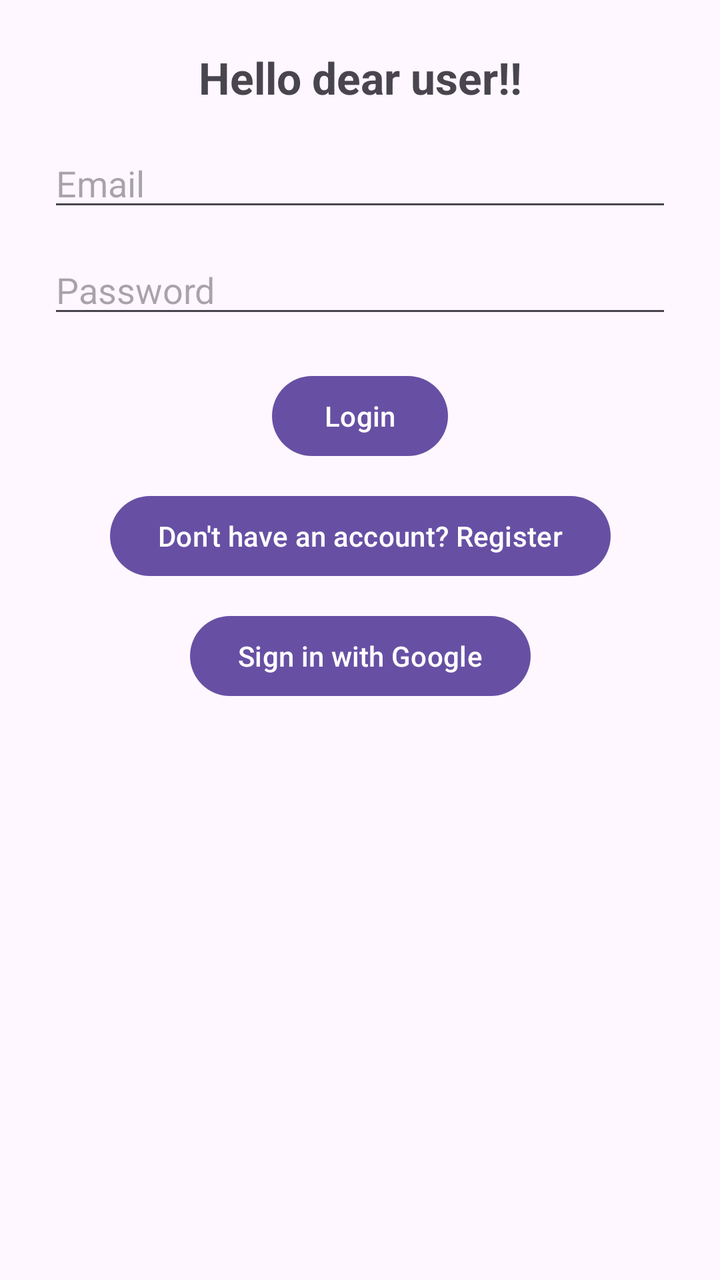
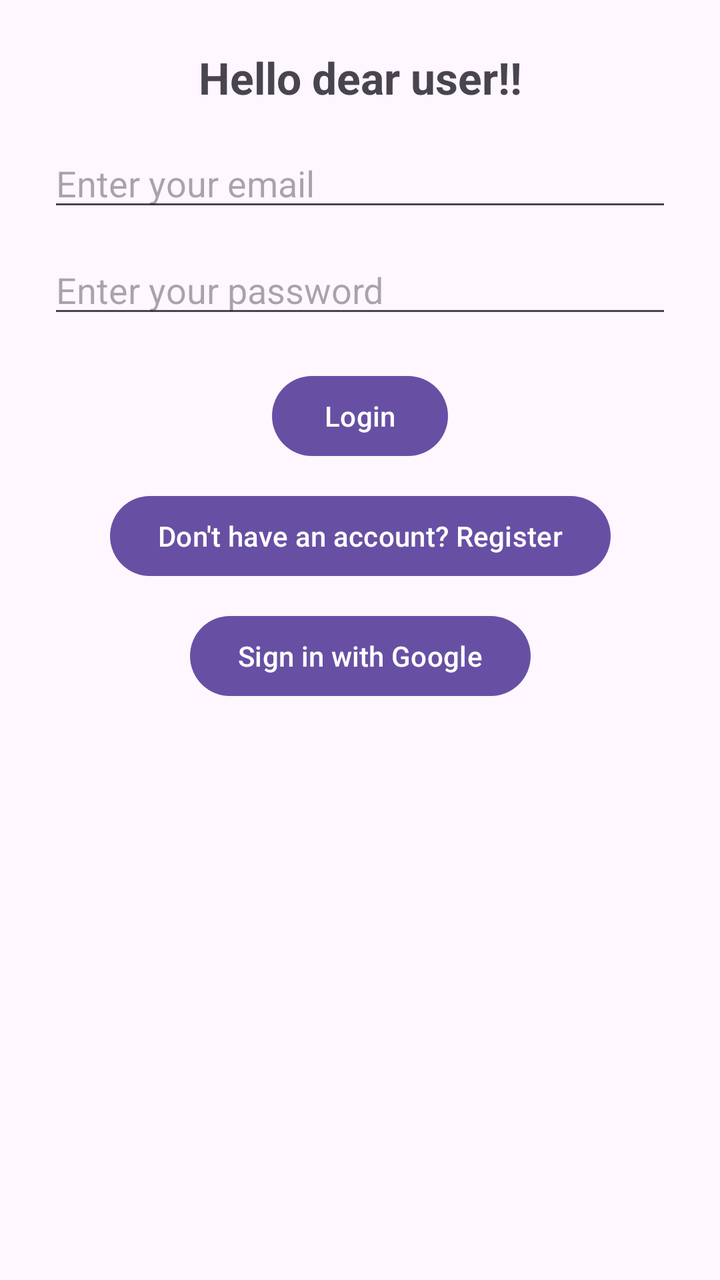

Before-and-after screenshots of an Android layout around one commit, followed by the original layout XML and the change that was made.
<!-- AndroidManifest.xml: application theme Theme.RuleOfTheDay333 -->
<!-- res/layout/activity_login.xml -->
<?xml version="1.0" encoding="utf-8"?>
<androidx.constraintlayout.widget.ConstraintLayout
    xmlns:android="http://schemas.android.com/apk/res/android"
    xmlns:app="http://schemas.android.com/apk/res-auto"
    xmlns:tools="http://schemas.android.com/tools"
    android:id="@+id/container"
    android:layout_width="match_parent"
    android:layout_height="match_parent"
    android:padding="24dp"
    tools:context=".ui.login.LoginActivity">

    <TextView
        android:id="@+id/textHello"
        android:layout_width="wrap_content"
        android:layout_height="wrap_content"
        android:text="Hello dear user!!"
        android:textSize="22sp"
        android:textStyle="bold"
        app:layout_constraintBottom_toTopOf="@id/username"
        app:layout_constraintEnd_toEndOf="parent"
        app:layout_constraintStart_toStartOf="parent"
        app:layout_constraintTop_toTopOf="parent"
        app:layout_constraintVertical_bias="0.2"/>

    <EditText
        android:id="@+id/username"
        android:layout_width="0dp"
        android:layout_height="wrap_content"
        android:hint="@string/prompt_email"
        android:inputType="textEmailAddress"
        android:layout_marginTop="16dp"
        app:layout_constraintTop_toBottomOf="@id/textHello"
        app:layout_constraintStart_toStartOf="parent"
        app:layout_constraintEnd_toEndOf="parent"/>

    <EditText
        android:id="@+id/password"
        android:layout_width="0dp"
        android:layout_height="wrap_content"
        android:hint="@string/prompt_password"
        android:inputType="textPassword"
        android:layout_marginTop="12dp"
        app:layout_constraintTop_toBottomOf="@id/username"
        app:layout_constraintStart_toStartOf="parent"
        app:layout_constraintEnd_toEndOf="parent"/>

    <Button
        android:id="@+id/buttonLogin"
        android:layout_width="wrap_content"
        android:layout_height="wrap_content"
        android:text="Login"
        android:layout_marginTop="20dp"
        app:layout_constraintTop_toBottomOf="@id/password"
        app:layout_constraintStart_toStartOf="parent"
        app:layout_constraintEnd_toEndOf="parent"/>

    <Button
        android:id="@+id/buttonRegister"
        android:layout_width="wrap_content"
        android:layout_height="wrap_content"
        android:text="Don't have an account? Register"
        android:layout_marginTop="12dp"
        app:layout_constraintTop_toBottomOf="@id/buttonLogin"
        app:layout_constraintStart_toStartOf="parent"
        app:layout_constraintEnd_toEndOf="parent"/>

    <Button
        android:id="@+id/buttonGoogle"
        android:layout_width="wrap_content"
        android:layout_height="wrap_content"
        android:text="Sign in with Google"
        android:layout_marginTop="12dp"
        app:layout_constraintTop_toBottomOf="@id/buttonRegister"
        app:layout_constraintStart_toStartOf="parent"
        app:layout_constraintEnd_toEndOf="parent"/>

    <ProgressBar
        android:id="@+id/loading"
        android:layout_width="wrap_content"
        android:layout_height="wrap_content"
        android:visibility="gone"
        app:layout_constraintTop_toBottomOf="@id/buttonGoogle"
        app:layout_constraintStart_toStartOf="parent"
        app:layout_constraintEnd_toEndOf="parent"
        android:layout_marginTop="20dp"/>

</androidx.constraintlayout.widget.ConstraintLayout>
<!-- resources referenced by this layout -->
<resources>
  <string name="prompt_email">Email</string>
  <string name="prompt_password">Password</string>
  <style name="Theme.RuleOfTheDay333" parent="Base.Theme.RuleOfTheDay333" />
  <style name="Base.Theme.RuleOfTheDay333" parent="Theme.Material3.DayNight.NoActionBar">
          
          
      </style>
</resources>

<!-- the commit's change to res/layout/activity_login.xml (unified diff, before → after) -->
@@ -26,6 +26,7 @@
         android:id="@+id/username"
         android:layout_width="0dp"
         android:layout_height="wrap_content"
+        android:autofillHints=""
         android:hint="@string/prompt_email"
         android:inputType="textEmailAddress"
         android:layout_marginTop="16dp"
@@ -37,6 +38,7 @@
         android:id="@+id/password"
         android:layout_width="0dp"
         android:layout_height="wrap_content"
+        android:autofillHints=""
         android:hint="@string/prompt_password"
         android:inputType="textPassword"
         android:layout_marginTop="12dp"
<!-- resource entries referenced after the edit -->
@@ -1,7 +1,7 @@
 <!-- resources referenced by this layout -->
 <resources>
-  <string name="prompt_email">Email</string>
-  <string name="prompt_password">Password</string>
+  <string name="prompt_email">Enter your email</string>
+  <string name="prompt_password">Enter your password</string>
   <style name="Theme.RuleOfTheDay333" parent="Base.Theme.RuleOfTheDay333" />
   <style name="Base.Theme.RuleOfTheDay333" parent="Theme.Material3.DayNight.NoActionBar">
           
